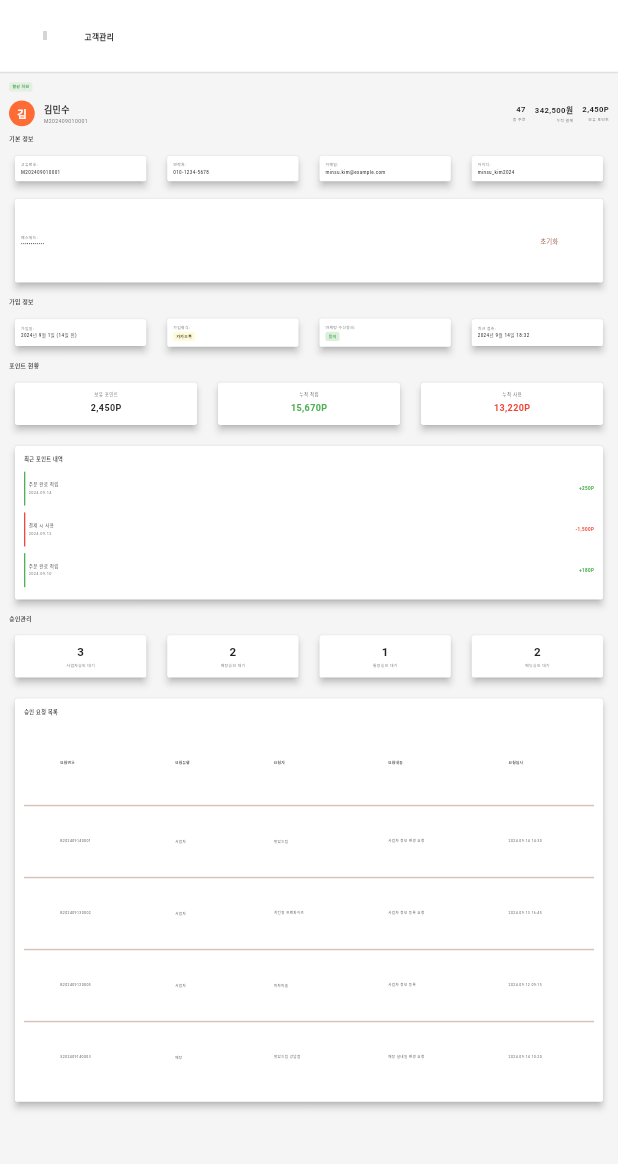
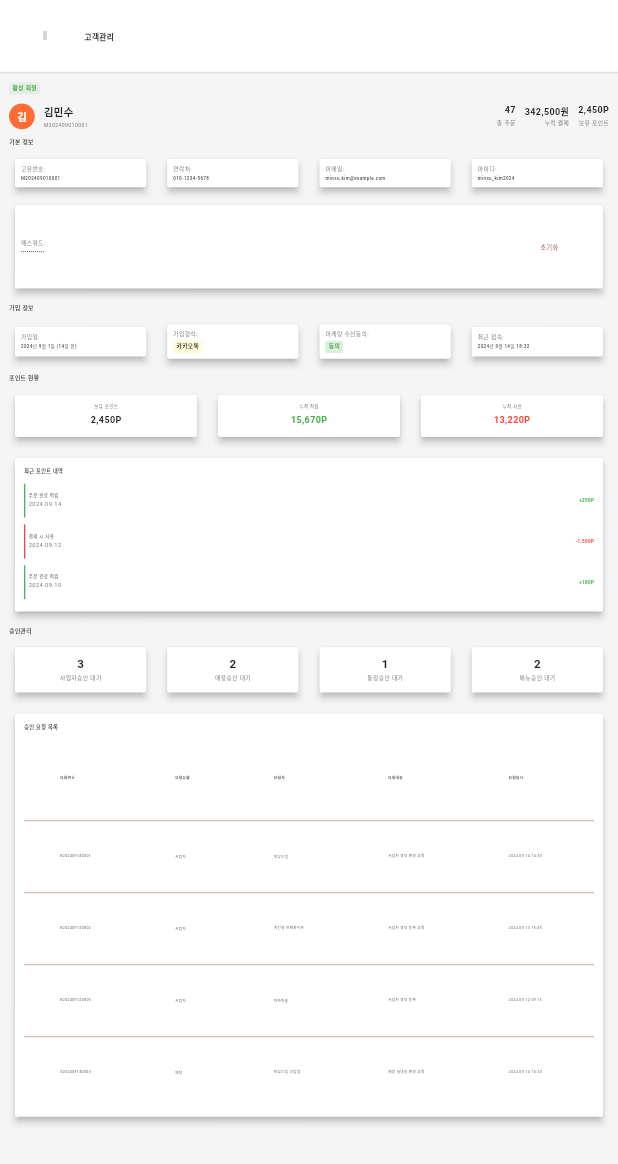
Before and after one commit to dev-yumyum/yumyum_admin, a Flutter app: the MemberDetailPage screen opened by its route, on a phone screen of 412 x 824 dp. Shown: the top 1164 px of the screen. Run offline on Flutter 3.47's test engine with Material 3 defaults, Android fonts, the phone set to English and light mode, and no system bars; our stand-ins replace file_picker, flutter_riverpod, flutter_screenutil, form_field_validator, go_router, material_design_icons_flutter and 1 more; missing offline and left inert: dart:html; accounts and stored records are empty; grey boxes are pictures that could not be loaded.

Commit message:
feat: 전체 페이지 폰트 크기 통일화 및 가독성 개선
주요 개선사항:
- 고객관리 페이지 폰트 크기 대폭 향상
  - 헤더: 28sp → 36sp
  - 테이블 헤더: 18sp → 22sp
  - 데이터 행: 12sp → 20sp
  - 상태 칩: 10sp → 16sp

- 고객 상세페이지 폰트 크기 개선
  - 프로필 이름: 28sp → 32sp
  - 통계 값: 24sp → 28sp
  - 일반 텍스트: 12sp → 18sp

- 사업자 상세페이지 폰트 크기 통일화
  - 헤더: 28sp → 36sp
  - 본문 텍스트: 16sp → 20sp

폰트 크기 표준화:
- 페이지 헤더: 36sp
- 카드 제목: 24sp
- 테이블 헤더: 22sp
- 본문/데이터: 20sp
- 서브 텍스트: 18sp
- 칩/라벨: 16sp

기술적 개선:
- app_theme.dart의 전역 텍스트 테마 이미 최적화됨
- 모든 텍스트 요소의 일관성 확보
- 웹 환경에서의 가독성 대폭 향상
- 빌드 테스트 성공 완료

```diff
--- a/lib/features/business/presentation/pages/business_detail_page.dart
+++ b/lib/features/business/presentation/pages/business_detail_page.dart
@@ -325,7 +325,7 @@ class _BusinessDetailPageState extends State<BusinessDetailPage> {
               Text(
                 '사업자 상세정보',
                 style: TextStyle(
-                  fontSize: 28.sp,
+                  fontSize: 36.sp, // 28.sp -> 36.sp (헤더 통일화)
                   fontWeight: FontWeight.bold,
                   color: AppColors.textPrimary,
                 ),
@@ -334,7 +334,7 @@ class _BusinessDetailPageState extends State<BusinessDetailPage> {
               Text(
                 '${_business?.businessName ?? '사업자'} 정보',
                 style: TextStyle(
-                  fontSize: 16.sp,
+                  fontSize: 20.sp, // 16.sp -> 20.sp (가독성 개선)
                   color: AppColors.textSecondary,
                 ),
               ),
--- a/lib/features/members/presentation/pages/member_detail_page.dart
+++ b/lib/features/members/presentation/pages/member_detail_page.dart
@@ -107,7 +107,7 @@ class _MemberDetailPageState extends State<MemberDetailPage> {
         child: Text(
           '활성 회원',
           style: TextStyle(
-            fontSize: 12.sp,
+            fontSize: 18.sp, // 12.sp -> 18.sp (가독성 개선)
             fontWeight: FontWeight.w600,
             color: AppColors.success,
           ),
@@ -141,7 +141,7 @@ class _MemberDetailPageState extends State<MemberDetailPage> {
               Text(
                 _member!.memberName ?? '김민수',
                 style: TextStyle(
-                  fontSize: 28.sp,
+                  fontSize: 32.sp, // 28.sp -> 32.sp (프로필 이름 가독성 개선)
                   fontWeight: FontWeight.bold,
                   color: AppColors.textPrimary,
                 ),
@@ -181,7 +181,7 @@ class _MemberDetailPageState extends State<MemberDetailPage> {
         Text(
           value,
           style: TextStyle(
-            fontSize: 24.sp,
+            fontSize: 28.sp, // 24.sp -> 28.sp (통계 값 가독성 개선)
             fontWeight: FontWeight.bold,
             color: AppColors.textPrimary,
           ),
@@ -190,7 +190,7 @@ class _MemberDetailPageState extends State<MemberDetailPage> {
         Text(
           label,
           style: TextStyle(
-            fontSize: 12.sp,
+            fontSize: 18.sp, // 12.sp -> 18.sp (가독성 개선)
             color: AppColors.textSecondary,
           ),
         ),
@@ -350,7 +350,7 @@ class _MemberDetailPageState extends State<MemberDetailPage> {
             Text(
               label,
               style: TextStyle(
-                fontSize: 12.sp,
+                fontSize: 18.sp, // 12.sp -> 18.sp (가독성 개선)
                 color: AppColors.textSecondary,
               ),
             ),
@@ -379,7 +379,7 @@ class _MemberDetailPageState extends State<MemberDetailPage> {
             Text(
               label,
               style: TextStyle(
-                fontSize: 12.sp,
+                fontSize: 18.sp, // 12.sp -> 18.sp (가독성 개선)
                 color: AppColors.textSecondary,
               ),
             ),
@@ -396,7 +396,7 @@ class _MemberDetailPageState extends State<MemberDetailPage> {
               child: Text(
                 value,
                 style: TextStyle(
-                  fontSize: 12.sp,
+                  fontSize: 18.sp, // 12.sp -> 18.sp (가독성 개선)
                   fontWeight: FontWeight.w600,
                   color: value == '카카오톡' ? Colors.black : chipColor,
                 ),
@@ -420,7 +420,7 @@ class _MemberDetailPageState extends State<MemberDetailPage> {
                 Text(
                   '패스워드:',
                   style: TextStyle(
-                    fontSize: 12.sp,
+                    fontSize: 18.sp, // 12.sp -> 18.sp (가독성 개선)
                     color: AppColors.textSecondary,
                   ),
                 ),
@@ -533,7 +533,7 @@ class _MemberDetailPageState extends State<MemberDetailPage> {
                 Text(
                   date,
                   style: TextStyle(
-                    fontSize: 12.sp,
+                    fontSize: 18.sp, // 12.sp -> 18.sp (가독성 개선)
                     color: AppColors.textSecondary,
                   ),
                 ),
@@ -571,7 +571,7 @@ class _MemberDetailPageState extends State<MemberDetailPage> {
             Text(
               '$title승인 대기',
               style: TextStyle(
-                fontSize: 12.sp,
+                fontSize: 18.sp, // 12.sp -> 18.sp (가독성 개선)
                 color: AppColors.textSecondary,
               ),
             ),
```
Also changed, not shown: lib/features/members/presentation/pages/members_page.dart (+18 -18 lines), 4 other files.
